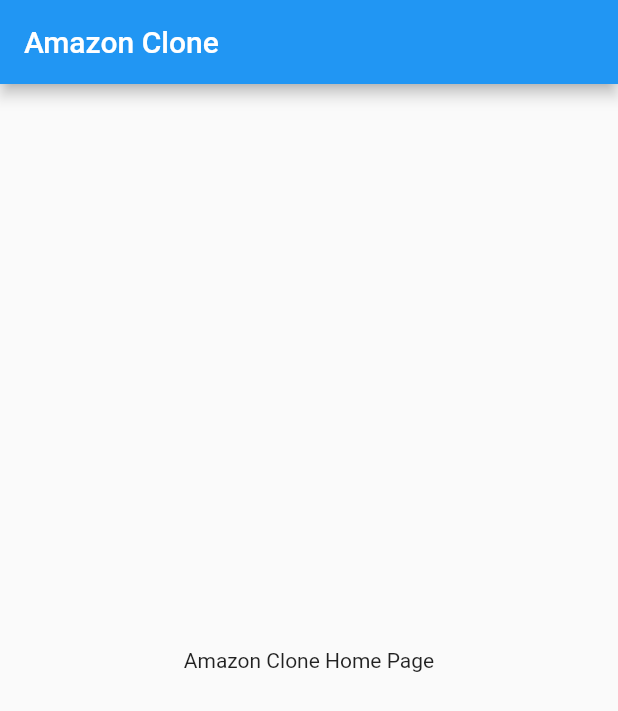
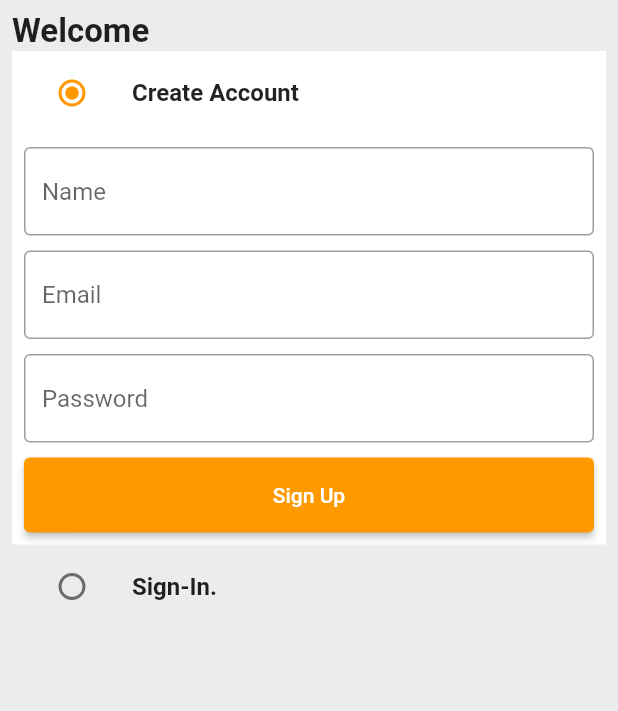
Before and after one commit to usamamanzoor07/amazon_clone, a Flutter app: the screen it shows after launch, on a phone screen of 412 x 824 dp. Shown: the top 711 px of the screen. Run offline on Flutter 3.47's test engine with Material 2 defaults, Android fonts, the phone set to English and light mode, and no system bars.

Commit message:
UI designed for Authentication Page

```diff
--- /dev/null
+++ b/lib/common/widgets/custom_button.dart
@@ -0,0 +1,23 @@
+
+import 'package:flutter/material.dart';
+
+class CustomButton extends StatelessWidget {
+  final String buttonText;
+  final VoidCallback onTap;
+  const CustomButton({
+    Key? key,
+    required this.buttonText,
+    required this.onTap,
+  }) : super(key: key);
+
+  @override
+  Widget build(BuildContext context) {
+    return ElevatedButton(
+      onPressed: onTap,
+      style: ElevatedButton.styleFrom(
+        minimumSize: const Size(double.infinity, 50),
+      ),
+      child: Text(buttonText),
+    );
+  }
+}
--- /dev/null
+++ b/lib/common/widgets/custom_textformfield.dart
@@ -0,0 +1,32 @@
+// ignore_for_file: public_member_api_docs, sort_constructors_first
+import 'package:flutter/material.dart';
+
+class CustomTextFormField extends StatelessWidget {
+  final TextEditingController controller;
+  final String hintText;
+  const CustomTextFormField({
+    Key? key,
+    required this.controller,
+    required this.hintText,
+  }) : super(key: key);
+
+  @override
+  Widget build(BuildContext context) {
+    return TextFormField(
+      controller: controller,
+      decoration: InputDecoration(
+        hintText: hintText,
+        border: const OutlineInputBorder(
+          borderSide: BorderSide(
+            color: Colors.black38,
+        ),),
+        enabledBorder: const OutlineInputBorder(
+          borderSide: BorderSide(
+            color: Colors.black38,
+        ),),
+      ),
+      validator: (val){
+      },
+    );
+  }
+}
--- /dev/null
+++ b/lib/features/auth/screens/auth_screen.dart
@@ -0,0 +1,162 @@
+import 'package:amazon_clone/common/widgets/custom_button.dart';
+import 'package:amazon_clone/common/widgets/custom_textformfield.dart';
+import 'package:amazon_clone/constants/global_variable.dart';
+import 'package:flutter/material.dart';
+
+enum Auth {
+  signup,
+  signin,
+}
+
+class AuthScreen extends StatefulWidget {
+  static const String routeName = '/auth-screen';
+  const AuthScreen({Key? key}) : super(key: key);
+
+  @override
+  State<AuthScreen> createState() => _AuthScreenState();
+}
+
+class _AuthScreenState extends State<AuthScreen> {
+  Auth _auth = Auth.signup;
+  final _signUpFormKey = GlobalKey<FormState>();
+  final _signInFormKey = GlobalKey<FormState>();
+
+  final TextEditingController _emailController = TextEditingController();
+  final TextEditingController _passwordController = TextEditingController();
+  final TextEditingController _nameController = TextEditingController();
+
+  @override
+  void dispose() {
+    super.dispose();
+    _nameController.dispose();
+    _emailController.dispose();
+    _passwordController.dispose();
+  }
+
+  @override
+  Widget build(BuildContext context) {
+    return Scaffold(
+      backgroundColor: GlobalVariable.greyBackgroundCOlor,
+      body: SafeArea(
+        child: Padding(
+          padding: const EdgeInsets.all(8.0),
+          child: Column(
+            crossAxisAlignment: CrossAxisAlignment.start,
+            children: [
+              const Text(
+                'Welcome',
+                style: TextStyle(
+                  fontSize: 22,
+                  fontWeight: FontWeight.w600,
+                ),
+              ),
+
+              //Sign-Up Block
+              ListTile(
+                tileColor: _auth == Auth.signup
+                    ? GlobalVariable.backgroundColor
+                    : GlobalVariable.greyBackgroundCOlor,
+                title: const Text(
+                  'Create Account',
+                  style: TextStyle(
+                    fontWeight: FontWeight.bold,
+                  ),
+                ),
+                leading: Radio(
+                  activeColor: GlobalVariable.secondaryColor,
+                  value: Auth.signup,
+                  groupValue: _auth,
+                  onChanged: (Auth? val) {
+                    setState(() {
+                      _auth = val!;
+                    });
+                  },
+                ),
+              ),
+              if (_auth == Auth.signup)
+                Container(
+                  padding: const EdgeInsets.all(8.0),
+                  color: GlobalVariable.backgroundColor,
+                  child: Form(
+                    key: _signUpFormKey,
+                    child: Column(
+                      children: [
+                        CustomTextFormField(
+                          controller: _nameController,
+                          hintText: 'Name',
+                        ),
+                        const SizedBox(height: 10),
+                        CustomTextFormField(
+                          controller: _emailController,
+                          hintText: 'Email',
+                        ),
+                        const SizedBox(height: 10),
+                        CustomTextFormField(
+                          controller: _passwordController,
+                          hintText: 'Password',
+                        ),
+                        const SizedBox(height: 10),
+                        CustomButton(
+                          buttonText: 'Sign Up',
+                          onTap: () {},
+                        ),
+                      ],
+                    ),
+                  ),
+                ),
+
+              //Sign-In Block
+              ListTile(
+                tileColor: _auth == Auth.signin
+                    ? GlobalVariable.backgroundColor
+                    : GlobalVariable.greyBackgroundCOlor,
+                title: const Text(
+                  'Sign-In.',
+                  style: TextStyle(
+                    fontWeight: FontWeight.bold,
+                  ),
+                ),
+                leading: Radio(
+                  activeColor: GlobalVariable.secondaryColor,
+                  value: Auth.signin,
+                  groupValue: _auth,
+                  onChanged: (Auth? val) {
+                    setState(() {
+                      _auth = val!;
+                    });
+                  },
+                ),
+              ),
+              if (_auth == Auth.signin)
+                Container(
+                  padding: const EdgeInsets.all(8.0),
+                  color: GlobalVariable.backgroundColor,
+                  child: Form(
+                    key: _signInFormKey,
+                    child: Column(
+                      children: [
+                        CustomTextFormField(
+                          controller: _emailController,
+                          hintText: 'Email',
+                        ),
+                        const SizedBox(height: 10),
+                        CustomTextFormField(
+                          controller: _passwordController,
+                          hintText: 'Password',
+                        ),
+                        const SizedBox(height: 10),
+                        CustomButton(
+                          buttonText: 'Sign In',
+                          onTap: () {},
+                        ),
+                      ],
+                    ),
+                  ),
+                ),
+            ],
+          ),
+        ),
+      ),
+    );
+  }
+}
--- a/lib/main.dart
+++ b/lib/main.dart
@@ -1,3 +1,6 @@
+import 'package:amazon_clone/constants/global_variable.dart';
+import 'package:amazon_clone/features/auth/screens/auth_screen.dart';
+import 'package:amazon_clone/router.dart';
 import 'package:flutter/material.dart';
 
 void main() {
@@ -12,16 +15,19 @@ class MyApp extends StatelessWidget {
     return MaterialApp(
       title: 'Flutter Demo',
       theme: ThemeData(
-        primarySwatch: Colors.blue,
-      ),
-      home: Scaffold(
-        appBar: AppBar(
-          title: const Text('Amazon Clone'),
+        scaffoldBackgroundColor: GlobalVariable.backgroundColor,
+        colorScheme: const ColorScheme.light(
+          primary: GlobalVariable.secondaryColor,
         ),
-        body: const Center(
-          child: Text('Amazon Clone Home Page'),
+        appBarTheme: const AppBarTheme(
+          elevation: 0,
+          iconTheme: IconThemeData(
+            color: Colors.black,
+          ),
         ),
       ),
+      onGenerateRoute: (settings)=>generateRoute(settings),
+      home: const AuthScreen(),
     );
   }
 }
--- /dev/null
+++ b/lib/router.dart
@@ -0,0 +1,21 @@
+import 'package:amazon_clone/features/auth/screens/auth_screen.dart';
+import 'package:flutter/material.dart';
+
+Route<dynamic> generateRoute(RouteSettings routeSettings) {
+  switch (routeSettings.name) {
+    case AuthScreen.routeName:
+      return MaterialPageRoute(
+        settings: routeSettings,
+        builder: (_) => const AuthScreen(),
+      );
+    default:
+      return MaterialPageRoute(
+        settings: routeSettings,
+        builder: (_) => const Scaffold(
+          body: Center(
+            child: Text('Error 404,\n Page not found'),
+          ),
+        ),
+      );
+  }
+}
```
